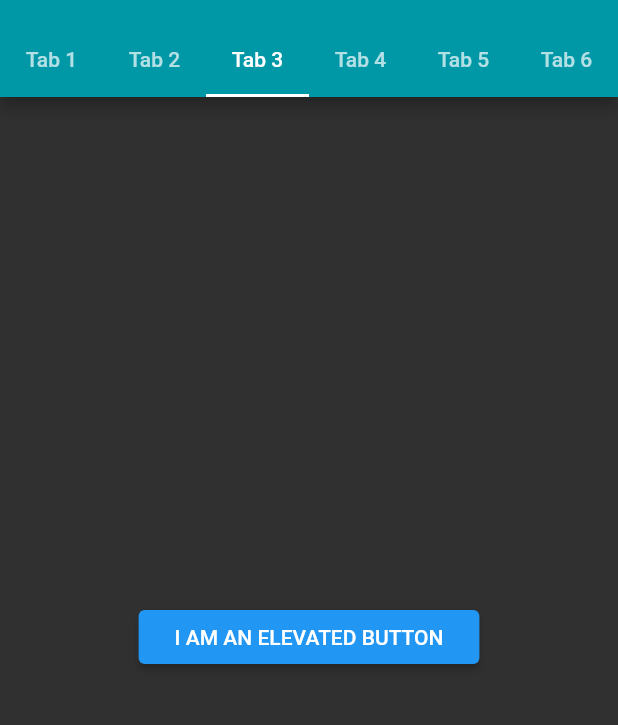
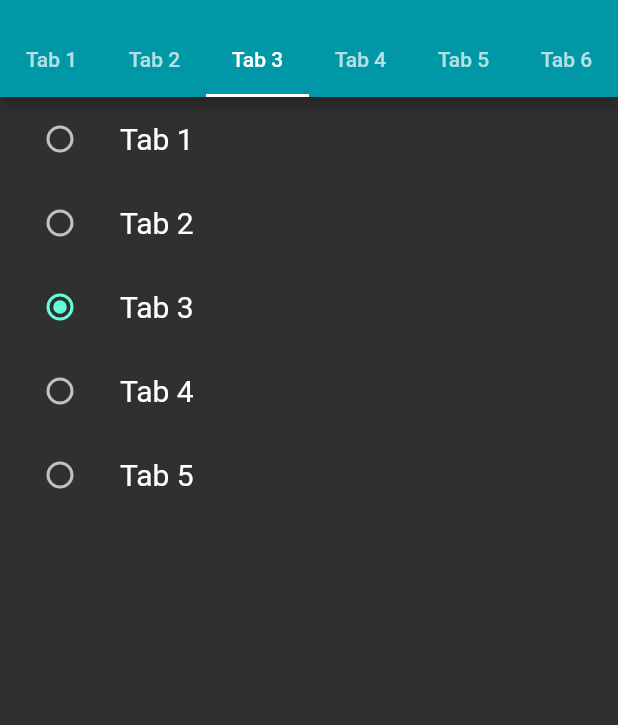
Before and after one commit to justEhmadSaeed/TabBar-Flutter, a Flutter app: the Screen2 screen opened by its route, tab 3 chosen, on a phone screen of 412 x 824 dp, the part 59-784 px from its top. Run offline on Flutter 3.47's test engine with Material 2 defaults, Android fonts, the phone set to English and light mode, and no system bars.

Commit message:
📦 NEW: ADD RadioButtons List

```diff
--- /dev/null
+++ b/lib/RadioList.dart
@@ -0,0 +1,36 @@
+import 'package:flutter/material.dart';
+import 'package:tabbar_flutter/constants.dart';
+
+class RadioList extends StatefulWidget {
+  @override
+  _RadioListState createState() => _RadioListState();
+}
+
+const items = ['Tab 1', 'Tab 2', 'Tab 3', 'Tab 4', 'Tab 5'];
+
+class _RadioListState extends State<RadioList> {
+  String _selectedValue = items[2];
+  @override
+  Widget build(BuildContext context) {
+    return Column(
+      children: items
+          .map(
+            (element) => ListTile(
+              title: Text(
+                element,
+                style: kCheckboxListTileStyle,
+              ),
+              leading: Radio(
+                  value: element,
+                  groupValue: _selectedValue,
+                  onChanged: (value) {
+                    setState(() {
+                      _selectedValue = value.toString();
+                    });
+                  }),
+            ),
+          )
+          .toList(),
+    );
+  }
+}
--- a/lib/Screen2.dart
+++ b/lib/Screen2.dart
@@ -3,6 +3,7 @@ import 'package:tabbar_flutter/CheckBoxList.dart';
 import 'package:tabbar_flutter/DatePicker.dart';
 import 'package:tabbar_flutter/DrawerHeader.dart';
 import 'package:tabbar_flutter/HomePage.dart';
+import 'package:tabbar_flutter/RadioList.dart';
 import 'package:tabbar_flutter/constants.dart';
 
 class Screen2 extends StatefulWidget {
@@ -94,15 +95,7 @@ class _Screen2State extends State<Screen2> with SingleTickerProviderStateMixin {
             ),
           ),
           Center(child: DatePicker()),
-          Center(
-            child: ElevatedButton(
-              onPressed: () {},
-              child: Padding(
-                padding: const EdgeInsets.all(8.0),
-                child: Text('I AM AN ELEVATED BUTTON'),
-              ),
-            ),
-          ),
+          Center(child: RadioList()),
           Center(
             child: ElevatedButton(
               onPressed: () {},
```
